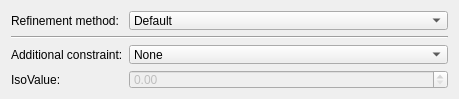
Above: src/Interface/Modules/Fields/RefineMesh.ui from SCIInstitute/SCIRun before the change. Below: the same form after it.
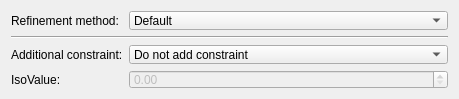
That is the form after the change.

Commit message: ui now working in network... moving to algo class

```diff
--- a/src/Interface/Modules/Fields/RefineMesh.ui
+++ b/src/Interface/Modules/Fields/RefineMesh.ui
@@ -51,7 +51,7 @@
     <widget class="QComboBox" name="constraintComboBox_">
      <item>
       <property name="text">
-       <string>None</string>
+       <string>Do not add constraint</string>
       </property>
      </item>
      <item>
```
The commit also changes 3 other files.
